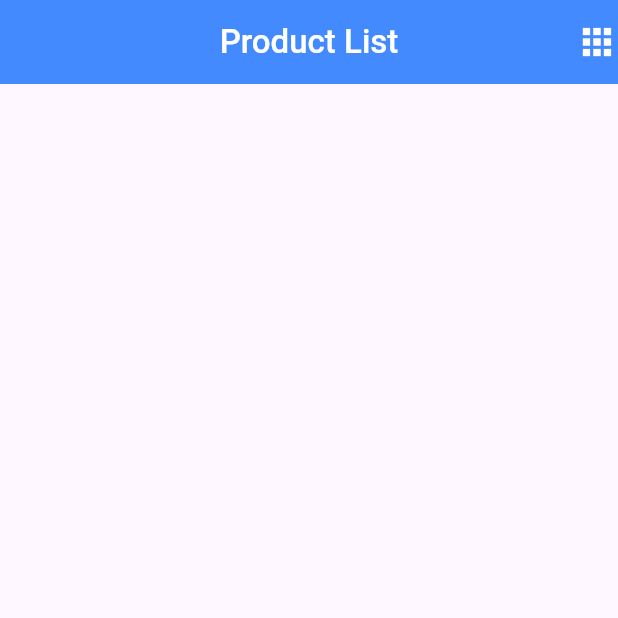
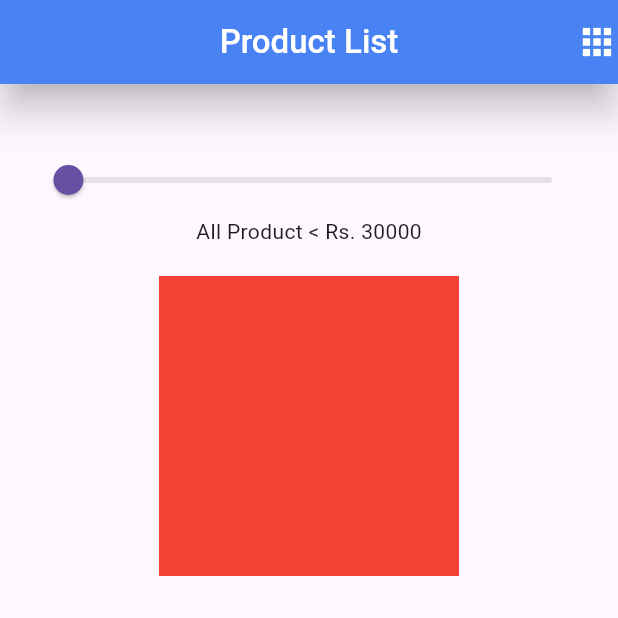
Before and after one commit to MauryaAayush/slider_product, a Flutter app: the screen it shows after launch, on a phone screen of 412 x 824 dp, the top half of it. Run offline on Flutter 3.47's test engine with Material 3 defaults, Android fonts, the phone set to English and light mode, and no system bars.

Commit message:
Radhey Radhey

```diff
--- a/lib/main.dart
+++ b/lib/main.dart
@@ -16,6 +16,8 @@ class Slider_list extends StatefulWidget {
   State<Slider_list> createState() => _Slider_listState();
 }
 
+double amount = 500;
+
 class _Slider_listState extends State<Slider_list> {
   @override
   Widget build(BuildContext context) {
@@ -24,10 +26,12 @@ class _Slider_listState extends State<Slider_list> {
       home: Scaffold(
         appBar: AppBar(
           backgroundColor: Colors.blueAccent,
+
           title: Text("Product List",style: TextStyle(
             color: Colors.white,
             fontWeight: FontWeight.w500
           ),),
+          elevation: 10,shadowColor: Colors.black,
           centerTitle: true,
           actions: [
             Icon(
@@ -38,8 +42,32 @@ class _Slider_listState extends State<Slider_list> {
           ],
 
         ),
-        body: Container(
+        body: Padding(
+          padding: const EdgeInsets.fromLTRB(20, 40, 20, 0),
+          child: Column(
+            mainAxisAlignment: MainAxisAlignment.start,
+            children: [
 
+              Slider(
+                min: 100,
+                  max: 80000,
+                  value: amount,
+                  onChanged: (value) {
+
+                  },),
+
+              Text('All Product < Rs. 30000'),
+              SizedBox(height:
+                20,),
+              Container(
+                  height: 200,
+                width: 200,
+                decoration: BoxDecoration(
+                  color: Colors.red
+                ),
+              ),
+            ],
+          ),
         ),
       ),
     );
```
